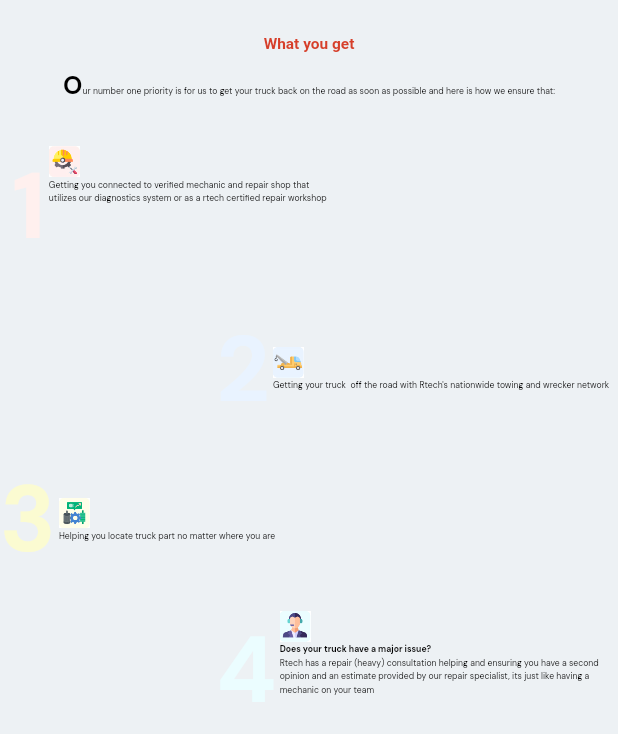
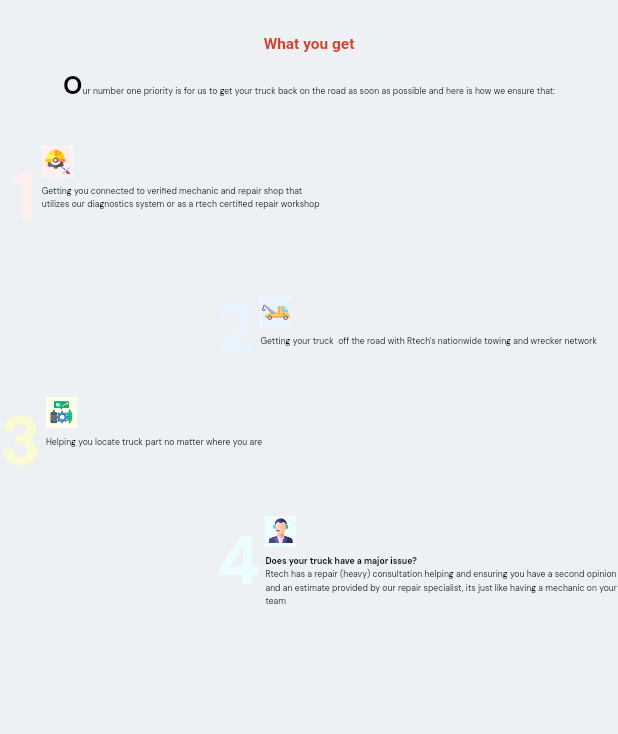
Before and after one commit to RTECHDIAGNOSTICS/rtech_overview, a Flutter app: the AboutScreen widget shown alone on an empty page, opened directly, on a phone screen of 412 x 824 dp. Shown: the top 734 px of the screen. Run offline on Flutter 3.47's test engine with Material 2 defaults, Android fonts, the phone set to English and light mode, and no system bars; our stand-ins replace animate_do, flutter_animate, flutter_svg, google_fonts, responsive_builder; Roboto replaces fonts that are missing (Kanit).

Commit message:
design updates

```diff
--- a/lib/screens/about_screen.dart
+++ b/lib/screens/about_screen.dart
@@ -108,7 +108,9 @@ class _AboutScreenState extends State<AboutScreen> {
                           crossAxisAlignment: CrossAxisAlignment.start,
                           mainAxisAlignment: MainAxisAlignment.start,
                           children: [
-                            Text(
+                            Transform.translate(
+                              offset: Offset(0,SizeConfig.sW! * 1),
+                              child: Text(
                                 "1",
                                 style: Theme.of(context)
                                     .textTheme
@@ -117,9 +119,10 @@ class _AboutScreenState extends State<AboutScreen> {
                                         height: 0,
                                         fontWeight: FontWeight.w700,
                                         color: AppColors.no1Color,
-                                      fontSize: SizeConfig.sW! * 15),
+                                        fontSize: SizeConfig.sW! * 11),
                               ),
-                            SizedBox(width: SizeConfig.sW! * 0.5),
+                            ),
+                            SizedBox(width: SizeConfig.sW! * 0.8),
                             Expanded(
                               child: Column(
                                 crossAxisAlignment: CrossAxisAlignment.start,
@@ -127,9 +130,9 @@ class _AboutScreenState extends State<AboutScreen> {
                                   Assets.images.truckFix.image(
                                   height: SizeConfig.sW! * 5,
                                   width: SizeConfig.sW! * 5,),
-                                  //  SizedBox(
-                                  //   width: SizeConfig.sW! * 2,
-                                  // ),
+                                   SizedBox(
+                                    height: SizeConfig.sW! * 1,
+                                  ),
                                   Text(
                                     "Getting you connected to verified mechanic and repair shop that utilizes our diagnostics system or as a rtech certified repair workshop",
                                     style: Theme.of(context)
@@ -158,7 +161,10 @@ class _AboutScreenState extends State<AboutScreen> {
                         crossAxisAlignment: CrossAxisAlignment.center,
                         mainAxisAlignment: MainAxisAlignment.start,
                         children: [
-                          Text(
+                          Transform.translate(
+
+                              offset: Offset(0,SizeConfig.sW! * 1),
+                            child: Text(
                               "2",
                               style: Theme.of(context)
                                   .textTheme
@@ -167,9 +173,10 @@ class _AboutScreenState extends State<AboutScreen> {
                                       height: 0,
                                       fontWeight: FontWeight.w700,
                                       color: AppColors.no2Color,
-                                    fontSize: SizeConfig.sW! * 15),
+                                      fontSize: SizeConfig.sW! * 11),
                             ),
-                          SizedBox(width: SizeConfig.sW! * 0.5),
+                          ),
+                          SizedBox(width: SizeConfig.sW! * 0.8),
                           Expanded(
                             child: Column(
                               crossAxisAlignment: CrossAxisAlignment.start,
@@ -177,9 +184,10 @@ class _AboutScreenState extends State<AboutScreen> {
                                 Assets.images.towing.image(
                                   height: SizeConfig.sW! * 5,
                                   width: SizeConfig.sW! * 5,),
-                                //  SizedBox(
-                                //   width: SizeConfig.sW! * 2,
-                                // ),
+
+                            SizedBox(
+                                    height: SizeConfig.sW! * 1,
+                                  ),
                                 Text(
                                   "Getting your truck  off the road with Rtech's nationwide towing and wrecker network",
                                   style: Theme.of(context)
@@ -204,7 +212,7 @@ class _AboutScreenState extends State<AboutScreen> {
                         right: SizeConfig.sW! * 50,
                       ),
                       child: Row(
-                        crossAxisAlignment: CrossAxisAlignment.center,
+                        crossAxisAlignment: CrossAxisAlignment.start,
                         mainAxisAlignment: MainAxisAlignment.start,
                         children: [
                           Text(
@@ -216,9 +224,9 @@ class _AboutScreenState extends State<AboutScreen> {
                                     height: 0,
                                     fontWeight: FontWeight.w700,
                                     color: AppColors.no3Color,
-                                    fontSize: SizeConfig.sW! * 15),
+                                    fontSize: SizeConfig.sW! * 11),
                           ),
-                          SizedBox(width: SizeConfig.sW! * 0.5),
+                          SizedBox(width: SizeConfig.sW! * 0.8),
                           Expanded(
                             child: Column(
                               crossAxisAlignment: CrossAxisAlignment.start,
@@ -226,9 +234,9 @@ class _AboutScreenState extends State<AboutScreen> {
                                 Assets.images.truckPart.image(
                                   height: SizeConfig.sW! * 5,
                                   width: SizeConfig.sW! * 5,),
-                                //  SizedBox(
-                                //   width: SizeConfig.sW! * 2,
-                                // ),
+                                SizedBox(
+                                    height: SizeConfig.sW! * 1,
+                                  ),
                                 Text(
                                   "Helping you locate truck part no matter where you are",
                                   style: Theme.of(context)
@@ -265,9 +273,9 @@ class _AboutScreenState extends State<AboutScreen> {
                                     height: 0,
                                     fontWeight: FontWeight.w700,
                                     color: AppColors.no4Color,
-                                    fontSize: SizeConfig.sW! * 15),
+                                    fontSize: SizeConfig.sW! * 11),
                           ),
-                          SizedBox(width: SizeConfig.sW! * 0.5),
+                          SizedBox(width: SizeConfig.sW! * 0.8),
                           Expanded(
                             child: Column(
                               crossAxisAlignment: CrossAxisAlignment.start,
@@ -275,9 +283,9 @@ class _AboutScreenState extends State<AboutScreen> {
                                 Assets.images.consultation.image(
                                   height: SizeConfig.sW! * 5,
                                   width: SizeConfig.sW! * 5,),
-                                //  SizedBox(
-                                //   width: SizeConfig.sW! * 2,
-                                // ),
+                               SizedBox(
+                                    height: SizeConfig.sW! * 1,
+                                  ),
                                 Text(
                                   "Does your truck have a major issue?",
                                   style: Theme.of(context)
--- a/lib/screens/services_desktop_tablet.dart
+++ b/lib/screens/services_desktop_tablet.dart
@@ -298,7 +298,7 @@ class NewLetterSection extends StatelessWidget {
                                         vertical: SizeConfig.sW! * 1.5,
                                         horizontal: SizeConfig.sW! * 1.5),
                                     shape: const RoundedRectangleBorder(
-                                      side: BorderSide(color: Colors.black, width: 0),
+                                      side: BorderSide(color: Colors.transparent, width: 0),
                                       borderRadius: BorderRadius.zero,
 
                                     ),
@@ -415,7 +415,7 @@ class NewLetterSection extends StatelessWidget {
                                     vertical: SizeConfig.sW! * 1.5,
                                     horizontal: SizeConfig.sW! * 1.5),
                                 shape: const RoundedRectangleBorder(
-                                  side: BorderSide(color: Colors.black, width: 0),
+                                  side: BorderSide(color: Colors.transparent, width: 0),
                                   borderRadius: BorderRadius.zero,
 
                                 ),
--- a/lib/shared/utils/onHover.dart
+++ b/lib/shared/utils/onHover.dart
@@ -11,7 +11,7 @@ class OnHover extends StatefulWidget {
   bool isHovered = false;
   @override
   Widget build(BuildContext context) {
-    final hovered = Matrix4.identity()..translate(0,-10,0);
+    final hovered = Matrix4.identity()..translate(0,0,0);
     final transform = isHovered ? hovered : Matrix4.identity();
     return MouseRegion(
       onEnter: (_)=> onEntered(true),
--- a/pubspec.yaml
+++ b/pubspec.yaml
@@ -50,6 +50,7 @@ dependencies:
   slimy_card: ^1.0.4
   flutter_svg: ^1.1.6
   google_fonts: ^3.0.1
+  flutter_animate: ^2.0.1
 
 dev_dependencies:
   flutter_test:
```
Also changed, not shown: lib/screens/HomePage.dart (+28 -2 lines), lib/screens/content/mobile_about_screen.dart (+16 -4 lines), lib/screens/home.dart (+51 -27 lines), lib/shared/components/navbar/nav_bar_item.dart (+13 -7 lines), pubspec.lock. Lines whose indentation alone changed are shown as unchanged.
